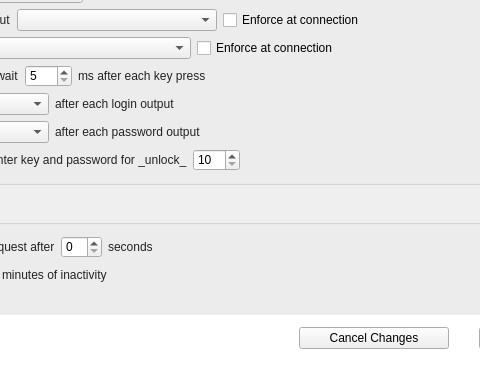
Above: src/MainWindow.ui from mooltipass/moolticute before the change; both pictures show x 244 to 724 and y 255 to 644 of the 963 by 644 pixel window. Below: the same form after it.
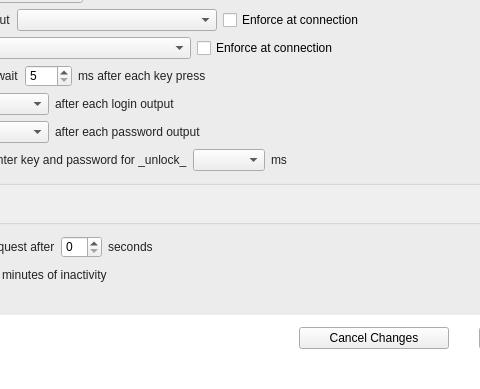
That is the form after the change. The open tabs and pages were chosen to show the change. Icons and pictures are not drawn. Custom widgets are drawn as their Qt base class.

Commit message: BLE Device Settings UI improvements

```diff
--- a/src/MainWindow.ui
+++ b/src/MainWindow.ui
@@ -1104,15 +1104,12 @@
                    </widget>
                   </item>
                   <item>
-                   <widget class="QSpinBox" name="spinBoxDelayBefUnlockLogin">
-                    <property name="minimum">
-                     <number>10</number>
-                    </property>
-                    <property name="maximum">
-                     <number>250</number>
-                    </property>
-                    <property name="singleStep">
-                     <number>10</number>
+                   <widget class="QComboBox" name="comboBoxDelayBefUnlockLogin"/>
+                  </item>
+                  <item>
+                   <widget class="QLabel" name="label_delayBefUnlockUnit">
+                    <property name="text">
+                     <string>ms</string>
                     </property>
                    </widget>
                   </item>
```
Left out of the diff: 186 changed lines with no effect on the pictures. The commit also changes 2 other files.
